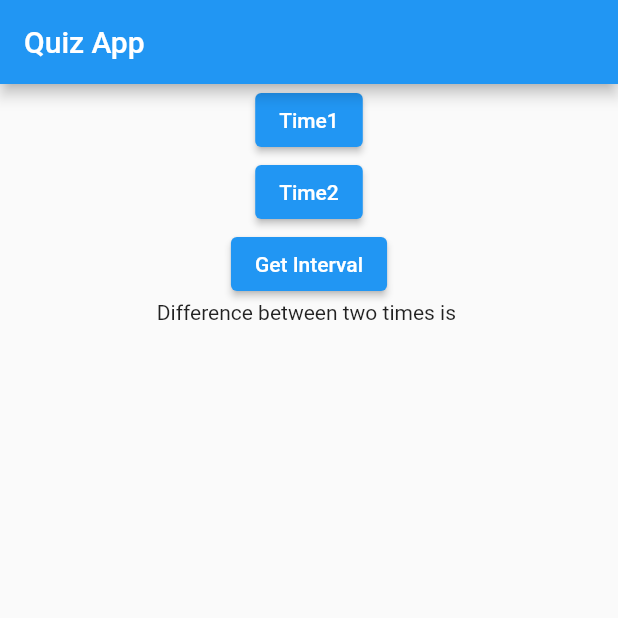
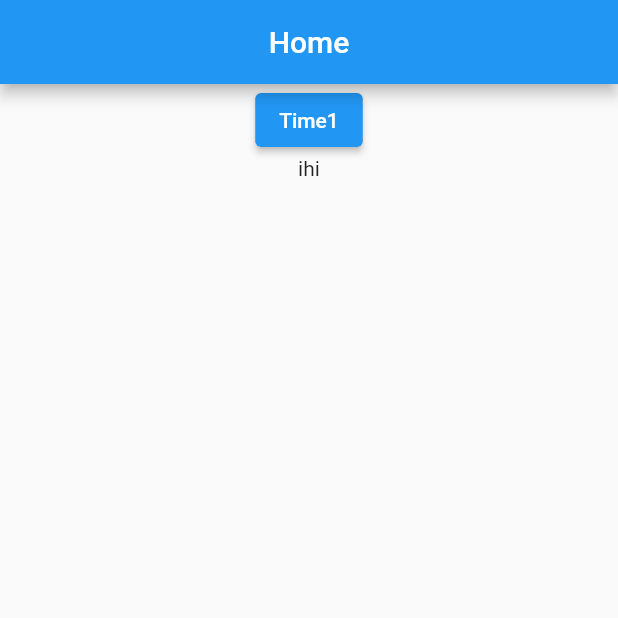
Before and after one commit to mohammedismayil/fista, a Flutter app: the screen it shows after launch, on a phone screen of 412 x 824 dp, the top half of it. Run offline on Flutter 3.47's test engine with Material 2 defaults, Android fonts, the phone set to English and light mode, and no system bars; our stand-ins replace hive; accounts and stored records are empty.

Commit message:
home screen added

```diff
--- /dev/null
+++ b/lib/Screens/TransactionDetailsUpdate/HomeScreen.dart
@@ -0,0 +1,52 @@
+import 'package:flutter/material.dart';
+import 'package:flutterdemo/Screens/ProviderPattern/CounterProvider.dart';
+import 'package:flutterdemo/Screens/TransactionDetailsUpdate/HiveHandler.dart';
+import 'package:flutterdemo/Screens/TransactionDetailsUpdate/TransactionsProvider.dart';
+import 'package:hive/hive.dart';
+import 'package:provider/src/provider.dart';
+
+class HomeScreen extends StatefulWidget {
+  const HomeScreen({Key? key}) : super(key: key);
+
+  @override
+  State<HomeScreen> createState() => _HomeScreenState();
+}
+
+class _HomeScreenState extends State<HomeScreen> {
+  @override
+  Widget build(BuildContext context) {
+    return Scaffold(
+      appBar: AppBar(
+        title: Center(child: Text("Home")),
+      ),
+      body: SafeArea(
+          child: Center(
+        child: Column(
+          children: [
+            ElevatedButton(onPressed: () {}, child: Text("Time1")),
+            // Row(
+            //   mainAxisAlignment: MainAxisAlignment.center,
+            //   children: [Text("${timeOne.toString()}")],
+            // ),
+
+            Text('ihi')
+          ],
+        ),
+      )),
+    );
+  }
+
+  openBox() async {
+    await Hive.openBox('balance');
+  }
+
+  @override
+  void initState() {
+    // TODO: implement initState
+
+    openBox();
+
+    // HiveHandler().setBalanceOfCoin("90");
+    super.initState();
+  }
+}
--- /dev/null
+++ b/lib/Screens/TransactionDetailsUpdate/TransactionsProvider.dart
@@ -0,0 +1,26 @@
+import 'package:flutter/material.dart';
+import 'package:flutterdemo/Screens/TransactionDetailsUpdate/HiveHandler.dart';
+import 'package:provider/provider.dart';
+
+class TransactionProvider with ChangeNotifier {
+  int _count = 0;
+
+  String txID = "";
+
+  double balance = 0;
+
+  int get count => _count;
+
+  void increment() {
+    _count++;
+    notifyListeners();
+  }
+
+  void updateTxs(String id) {
+    txID = id;
+  }
+
+  double getBalance() {
+    return HiveHandler().getBalance();
+  }
+}
--- a/lib/main.dart
+++ b/lib/main.dart
@@ -1,3 +1,5 @@
+import 'dart:io';
+
 import 'package:flutter/material.dart';
 import 'package:flutterdemo/Home/Home.dart';
 import 'package:flutterdemo/Home/HomeScreen.dart';
@@ -11,16 +13,21 @@ import 'package:flutterdemo/Screens/ProviderPattern/LocationProvider.dart';
 import 'package:flutterdemo/Screens/ProviderPattern/Screen1.dart';
 import 'package:flutterdemo/Screens/ProviderPattern/Screen2.dart';
 import 'package:flutterdemo/Screens/QuizApp/QuizScreen.dart';
+import 'package:flutterdemo/Screens/TransactionDetailsUpdate/HomeScreen.dart';
+import 'package:flutterdemo/Screens/TransactionDetailsUpdate/TransactionsProvider.dart';
 import 'package:flutterdemo/WelcomeScreen/WelcomeScreen.dart';
+import 'package:hive/hive.dart';
 
 import 'Screens/WishListScreen/WishListScreen.dart';
 import 'package:provider/provider.dart';
+
 void main() {
   runApp(
     MultiProvider(
       providers: [
         ChangeNotifierProvider.value(value: MediaViewModel()),
         ChangeNotifierProvider(create: (_) => Counter()),
+        ChangeNotifierProvider(create: (_) => TransactionProvider()),
         ChangeNotifierProvider(create: (_) => LocationProvider()),
       ],
       child: MyApp(),
@@ -28,7 +35,12 @@ void main() {
   );
 }
 
-class MyApp extends StatelessWidget {
+class MyApp extends StatefulWidget {
+  @override
+  State<MyApp> createState() => _MyAppState();
+}
+
+class _MyAppState extends State<MyApp> {
   // This widget is the root of your application.
   @override
   Widget build(BuildContext context) {
@@ -45,12 +57,23 @@ class MyApp extends StatelessWidget {
           // Notice that the counter didn't reset back to zero; the application
           // is not restarted.
           primarySwatch: Colors.blue,
+        ),
+        debugShowCheckedModeBanner: false,
+        home: Material(child: HomeScreen()));
+  }
 
-      ),
+  @override
+  void initState() {
+    // TODO: implement initState
+    openBox();
+    super.initState();
+  }
 
-      debugShowCheckedModeBanner: false,
-        home: Material(child: DateComparisonScreen())
-    );
+  openBox() async {
+    var path = Directory.current.path;
+    Hive.init(path);
+
+    // await Hive.openBox('balance');
   }
 }
 
@@ -143,10 +166,7 @@ class _MyHomePageState extends State<MyHomePage> {
               '$_counter',
               style: Theme.of(context).textTheme.headline4,
             ),
-
           ],
-
-
         ),
       ),
       floatingActionButton: FloatingActionButton(
--- a/pubspec.yaml
+++ b/pubspec.yaml
@@ -30,6 +30,7 @@ dependencies:
   cupertino_icons: ^1.0.2
   http: ^0.13.4
   provider: ^6.0.2
+  hive: ^2.1.0
 
 dev_dependencies:
   flutter_test:
```
Also changed, not shown: lib/Screens/TransactionDetailsUpdate/HiveHandler.dart (added, +22 -0 lines), pubspec.lock. Lines whose indentation alone changed are shown as unchanged.
